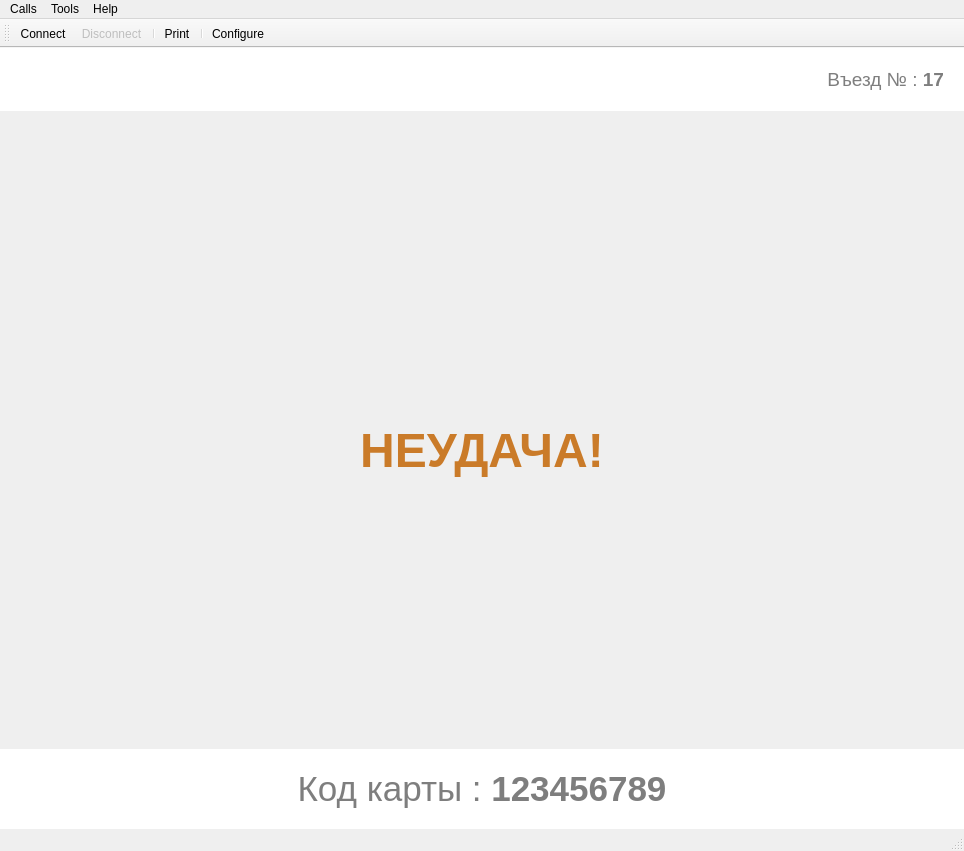
The window that RpiClient/mainwindow.ui (Baxulio/ParkingAS) describes before a commit, drawn with Qt 5.
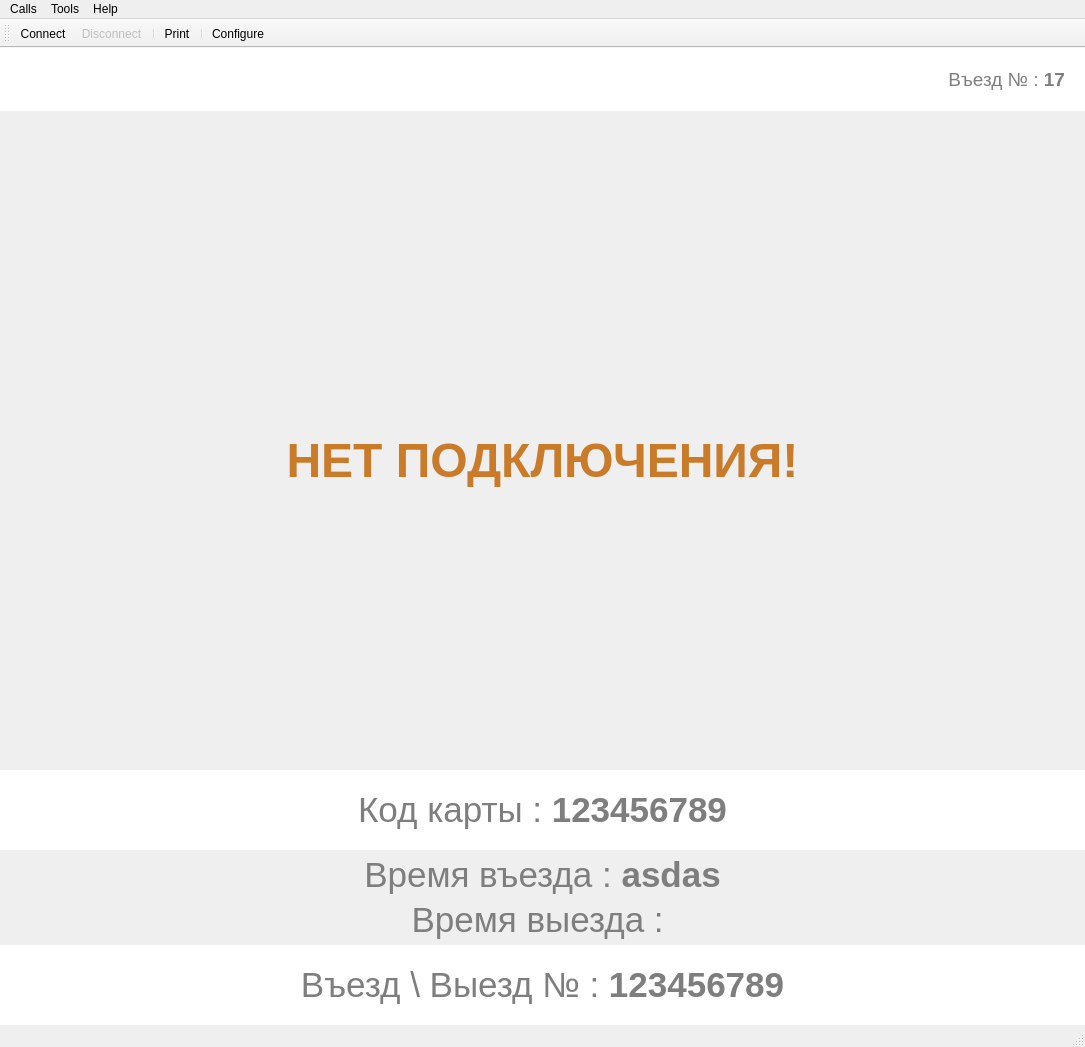
The same window after the commit. Icons and pictures are not drawn.

Diff of the .ui file:
```diff
--- a/RpiClient/mainwindow.ui
+++ b/RpiClient/mainwindow.ui
@@ -6,8 +6,8 @@
    <rect>
     <x>0</x>
     <y>0</y>
-    <width>964</width>
-    <height>851</height>
+    <width>1085</width>
+    <height>1047</height>
    </rect>
   </property>
   <property name="windowTitle">
@@ -116,7 +116,7 @@
        </font>
       </property>
       <property name="text">
-       <string>&lt;html&gt;&lt;head/&gt;&lt;body&gt;&lt;p align=&quot;center&quot;&gt;&lt;img src=&quot;:/images/warning.png&quot;/&gt;&lt;br/&gt;&lt;/p&gt;&lt;p align=&quot;center&quot;&gt;&lt;span style=&quot; font-size:36pt; font-weight:600; color:#ca7b29;&quot;&gt;НЕУДАЧА!&lt;/span&gt;&lt;/p&gt;&lt;/body&gt;&lt;/html&gt;</string>
+       <string>&lt;html&gt;&lt;head/&gt;&lt;body&gt;&lt;p align=&quot;center&quot;&gt;&lt;img src=&quot;:/images/warning.png&quot;/&gt;&lt;br/&gt;&lt;/p&gt;&lt;p align=&quot;center&quot;&gt;&lt;span style=&quot; font-size:36pt; font-weight:600; color:#ca7b29;&quot;&gt;НЕТ ПОДКЛЮЧЕНИЯ!&lt;/span&gt;&lt;/p&gt;&lt;/body&gt;&lt;/html&gt;</string>
       </property>
      </widget>
     </item>
@@ -179,6 +179,84 @@
       </layout>
      </widget>
     </item>
+    <item>
+     <widget class="QLabel" name="in_time_label">
+      <property name="font">
+       <font>
+        <family>Segoe UI</family>
+        <pointsize>16</pointsize>
+       </font>
+      </property>
+      <property name="text">
+       <string>&lt;html&gt;&lt;head/&gt;&lt;body&gt;&lt;p&gt;&lt;span style=&quot; font-size:26pt; color:#7e7e7e;&quot;&gt;Время въезда : &lt;/span&gt;&lt;span style=&quot; font-size:26pt; font-weight:600; color:#7e7e7e;&quot;&gt;asdas&lt;/span&gt;&lt;/p&gt;&lt;/body&gt;&lt;/html&gt;</string>
+      </property>
+      <property name="alignment">
+       <set>Qt::AlignCenter</set>
+      </property>
+     </widget>
+    </item>
+    <item>
+     <widget class="QLabel" name="out_time_label">
+      <property name="font">
+       <font>
+        <family>Segoe UI</family>
+        <pointsize>16</pointsize>
+       </font>
+      </property>
+      <property name="text">
+       <string>&lt;html&gt;&lt;head/&gt;&lt;body&gt;&lt;p&gt;&lt;span style=&quot; font-size:26pt; color:#7e7e7e;&quot;&gt;Время выезда : &lt;/span&gt;&lt;/p&gt;&lt;/body&gt;&lt;/html&gt;</string>
+      </property>
+      <property name="alignment">
+       <set>Qt::AlignCenter</set>
+      </property>
+     </widget>
+    </item>
+    <item>
+     <widget class="QFrame" name="frame_3">
+      <property name="styleSheet">
+       <string notr="true">background-color: rgb(255, 255, 255);</string>
+      </property>
+      <property name="frameShape">
+       <enum>QFrame::NoFrame</enum>
+      </property>
+      <property name="frameShadow">
+       <enum>QFrame::Plain</enum>
+      </property>
+      <layout class="QHBoxLayout" name="horizontalLayout_3">
+       <property name="spacing">
+        <number>5</number>
+       </property>
+       <property name="leftMargin">
+        <number>20</number>
+       </property>
+       <property name="topMargin">
+        <number>20</number>
+       </property>
+       <property name="rightMargin">
+        <number>20</number>
+       </property>
+       <property name="bottomMargin">
+        <number>20</number>
+       </property>
+       <item>
+        <widget class="QLabel" name="in_out_number_label">
+         <property name="font">
+          <font>
+           <family>Segoe UI</family>
+           <pointsize>16</pointsize>
+          </font>
+         </property>
+         <property name="text">
+          <string>&lt;html&gt;&lt;head/&gt;&lt;body&gt;&lt;p&gt;&lt;span style=&quot; font-size:26pt; color:#7e7e7e;&quot;&gt;Въезд \ Выезд № : &lt;/span&gt;&lt;span style=&quot; font-size:26pt; font-weight:600; color:#7e7e7e;&quot;&gt;123456789&lt;/span&gt;&lt;/p&gt;&lt;/body&gt;&lt;/html&gt;</string>
+         </property>
+         <property name="alignment">
+          <set>Qt::AlignCenter</set>
+         </property>
+        </widget>
+       </item>
+      </layout>
+     </widget>
+    </item>
    </layout>
   </widget>
   <widget class="QMenuBar" name="menuBar">
@@ -189,7 +267,7 @@
     <rect>
      <x>0</x>
      <y>0</y>
-     <width>964</width>
+     <width>1085</width>
      <height>21</height>
     </rect>
    </property>
```
